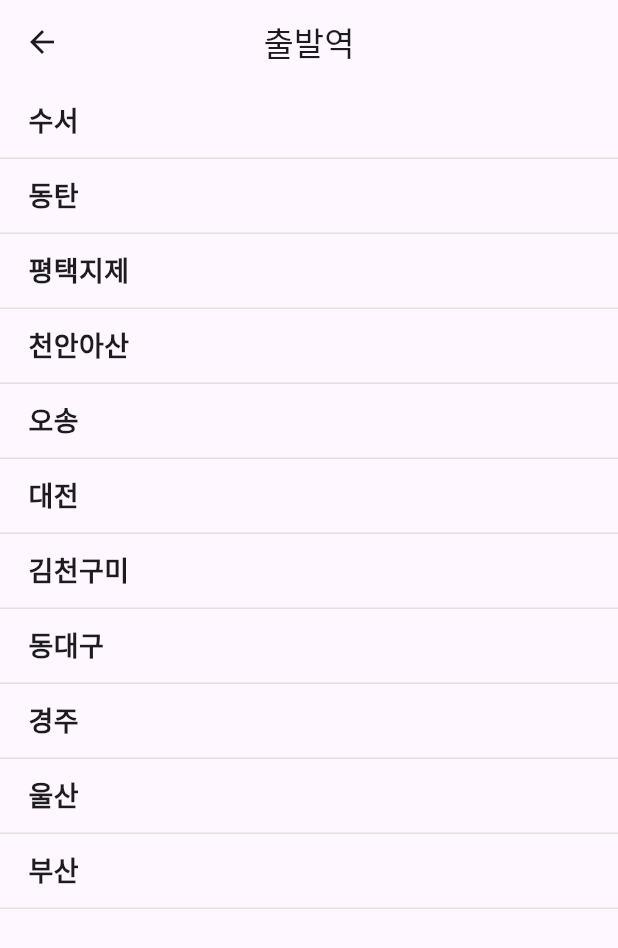
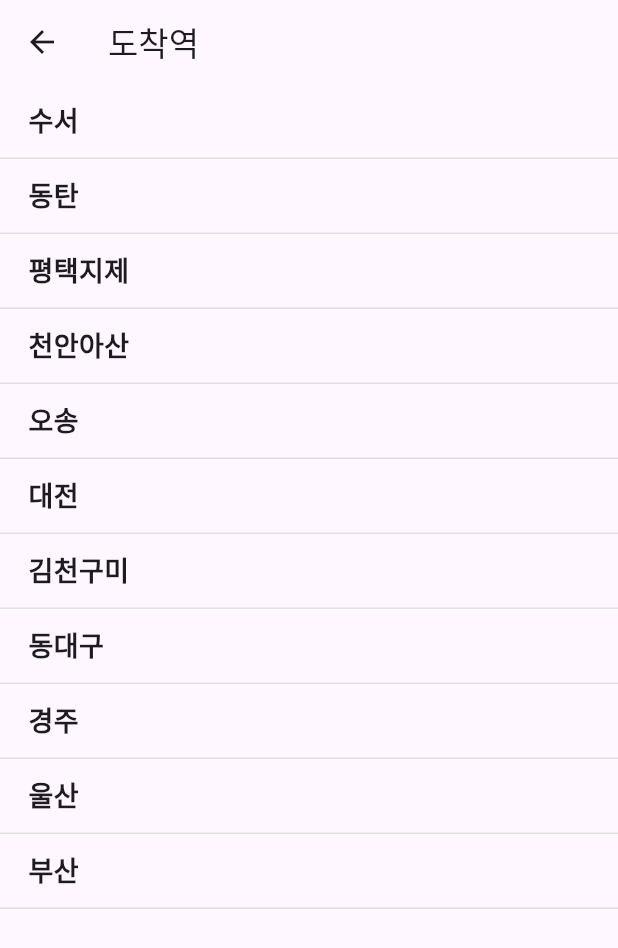
Before and after one commit to qbg5652/week3_homework, a Flutter app: the screen it shows after launch, after a tap on "도착역", on a phone screen of 412 x 824 dp. Shown: the top 948 px of the screen. Run offline on Flutter 3.47's test engine with Material 3 defaults, Android fonts, the phone set to English and light mode, and no system bars.

Commit message:
stationListPage AppBar 변수로 변경. 빼먹음.

```diff
--- a/lib/pages/station_list_page.dart
+++ b/lib/pages/station_list_page.dart
@@ -1,14 +1,14 @@
 import 'package:flutter/material.dart';
 
 class StationListPage extends StatelessWidget {
-  const StationListPage(this.onSelectedStation);
+  StationListPage({required this.appBarTitle, required this.onSelectedStation});
 
+  final String appBarTitle;
   final void Function(String getValue) onSelectedStation;
-
   @override
   Widget build(BuildContext context) {
     return Scaffold(
-      appBar: AppBar(title: Text("출발역"), centerTitle: true), // 이것도 나중에 변수로 처리
+      appBar: AppBar(title: Text(appBarTitle)),
       body: Column(
         children: [
           StationList('수서', context),
--- a/lib/widgets/select_box.dart
+++ b/lib/widgets/select_box.dart
@@ -41,7 +41,7 @@ class SelectBox extends StatelessWidget {
   }
 
   Widget StationSelect(
-    String text,
+    String type,
     String selectStation,
     BuildContext context,
   ) {
@@ -52,17 +52,18 @@ class SelectBox extends StatelessWidget {
           context,
           MaterialPageRoute(
             builder:
-                (context) => StationListPage((selectedStation) {
-                  bool isStartStation = text == "출발역";
-                  onSelectedStation(selectedStation, isStartStation);
-                }),
+                (context) => StationListPage(
+                  appBarTitle: type,
+                  onSelectedStation:
+                      (value) => onSelectedStation(value, type == "출발역"),
+                ),
           ),
         );
       },
       child: Column(
         mainAxisAlignment: MainAxisAlignment.center,
         children: [
-          Text(text, style: TextStyle(color: Colors.grey, fontSize: 16)),
+          Text(type, style: TextStyle(color: Colors.grey, fontSize: 16)),
           Text(selectStation, style: TextStyle(fontSize: 40)),
         ],
       ),
```
